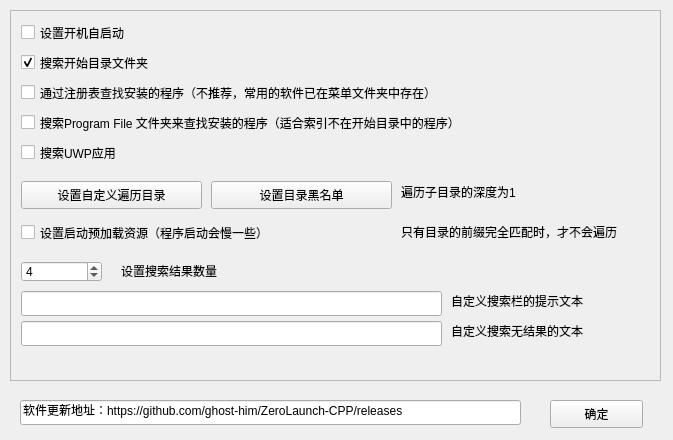
Old version of the form ui/settingwindow.ui in the repository ghost-him/ZeroLaunch-CPP.
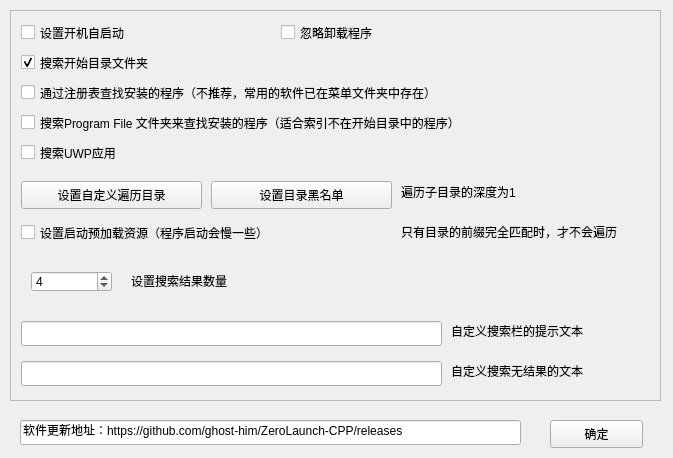
New version of the form.

Commit message: 添加了忽略索引卸载程序的功能

```diff
--- a/ui/settingwindow.ui
+++ b/ui/settingwindow.ui
@@ -7,7 +7,7 @@
     <x>0</x>
     <y>0</y>
     <width>673</width>
-    <height>440</height>
+    <height>458</height>
    </rect>
   </property>
   <property name="windowTitle">
@@ -19,7 +19,7 @@
      <x>10</x>
      <y>10</y>
      <width>651</width>
-     <height>371</height>
+     <height>391</height>
     </rect>
    </property>
    <property name="widgetResizable">
@@ -31,7 +31,7 @@
       <x>0</x>
       <y>0</y>
       <width>649</width>
-      <height>369</height>
+      <height>389</height>
      </rect>
     </property>
     <widget class="QCheckBox" name="boxAutoStart">
@@ -137,8 +137,8 @@
     <widget class="QSpinBox" name="spResultItemNumber">
      <property name="geometry">
       <rect>
-       <x>10</x>
-       <y>250</y>
+       <x>20</x>
+       <y>260</y>
        <width>81</width>
        <height>21</height>
       </rect>
@@ -156,8 +156,8 @@
     <widget class="QLabel" name="label">
      <property name="geometry">
       <rect>
-       <x>110</x>
-       <y>250</y>
+       <x>120</x>
+       <y>260</y>
        <width>131</width>
        <height>19</height>
       </rect>
@@ -202,7 +202,7 @@
      <property name="geometry">
       <rect>
        <x>10</x>
-       <y>280</y>
+       <y>310</y>
        <width>421</width>
        <height>25</height>
       </rect>
@@ -212,7 +212,7 @@
      <property name="geometry">
       <rect>
        <x>440</x>
-       <y>280</y>
+       <y>310</y>
        <width>171</width>
        <height>19</height>
       </rect>
@@ -225,7 +225,7 @@
      <property name="geometry">
       <rect>
        <x>10</x>
-       <y>310</y>
+       <y>350</y>
        <width>421</width>
        <height>25</height>
       </rect>
@@ -235,7 +235,7 @@
      <property name="geometry">
       <rect>
        <x>440</x>
-       <y>310</y>
+       <y>350</y>
        <width>181</width>
        <height>19</height>
       </rect>
@@ -257,13 +257,26 @@
       <string>搜索UWP应用</string>
      </property>
     </widget>
+    <widget class="QCheckBox" name="boxIgnoreUninstall">
+     <property name="geometry">
+      <rect>
+       <x>270</x>
+       <y>10</y>
+       <width>121</width>
+       <height>23</height>
+      </rect>
+     </property>
+     <property name="text">
+      <string>忽略卸载程序</string>
+     </property>
+    </widget>
    </widget>
   </widget>
   <widget class="QPushButton" name="btnConfirm">
    <property name="geometry">
     <rect>
      <x>550</x>
-     <y>400</y>
+     <y>420</y>
      <width>93</width>
      <height>28</height>
     </rect>
@@ -276,7 +289,7 @@
    <property name="geometry">
     <rect>
      <x>20</x>
-     <y>400</y>
+     <y>420</y>
      <width>501</width>
      <height>25</height>
     </rect>
```
The commit also changes 7 other files.
